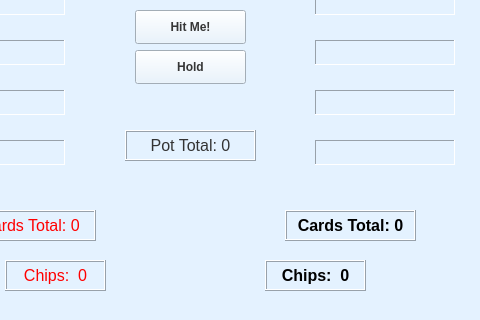
Before: the Qt Designer form bj21.ui in ultrex22/BJ_21_PYQT5, drawn with Qt 5; both pictures show x 95 to 575 and y 430 to 750 of the 575 by 750 pixel window.
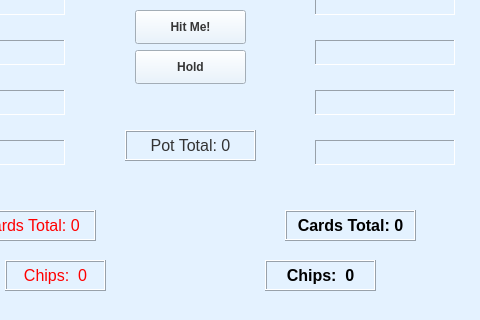
After: the same form once the commit is applied.

Commit message: Few more adjustments to text and GUI layout

Patch:
```diff
--- a/bj21.ui
+++ b/bj21.ui
@@ -553,7 +553,7 @@
      <rect>
       <x>360</x>
       <y>690</y>
-      <width>101</width>
+      <width>111</width>
       <height>31</height>
      </rect>
     </property>
```
The commit also changes 2 other files.
